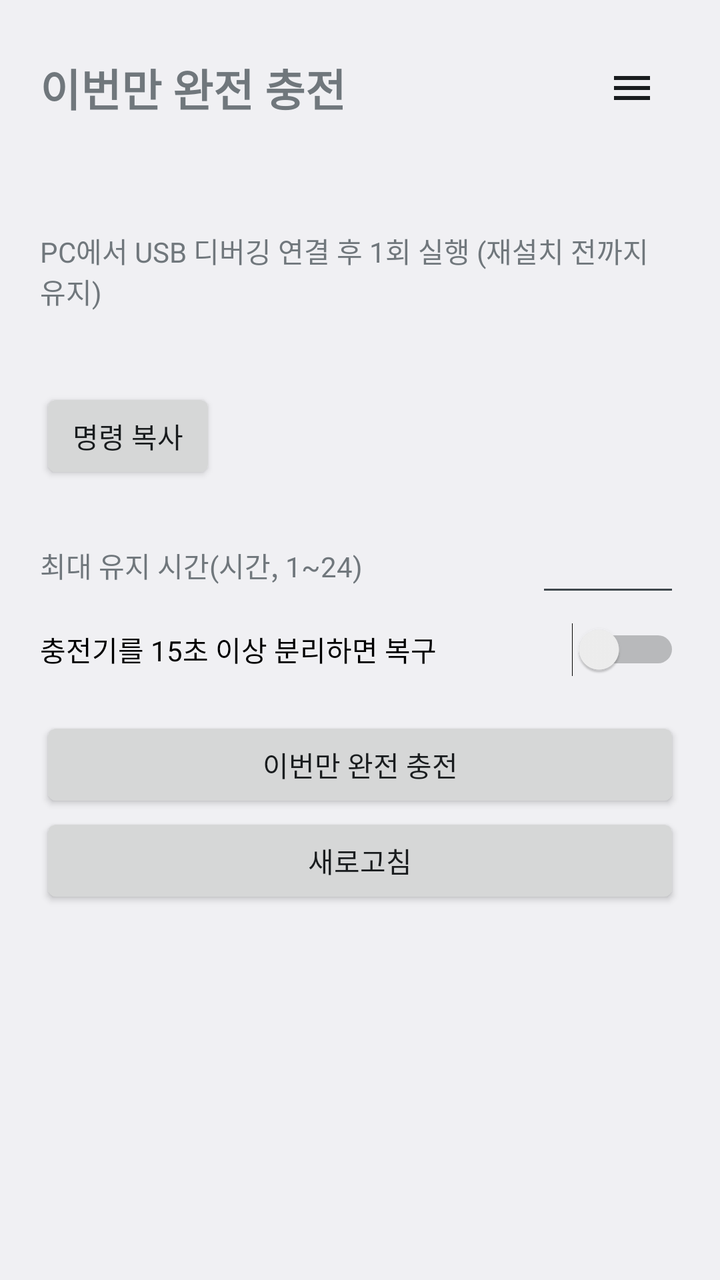
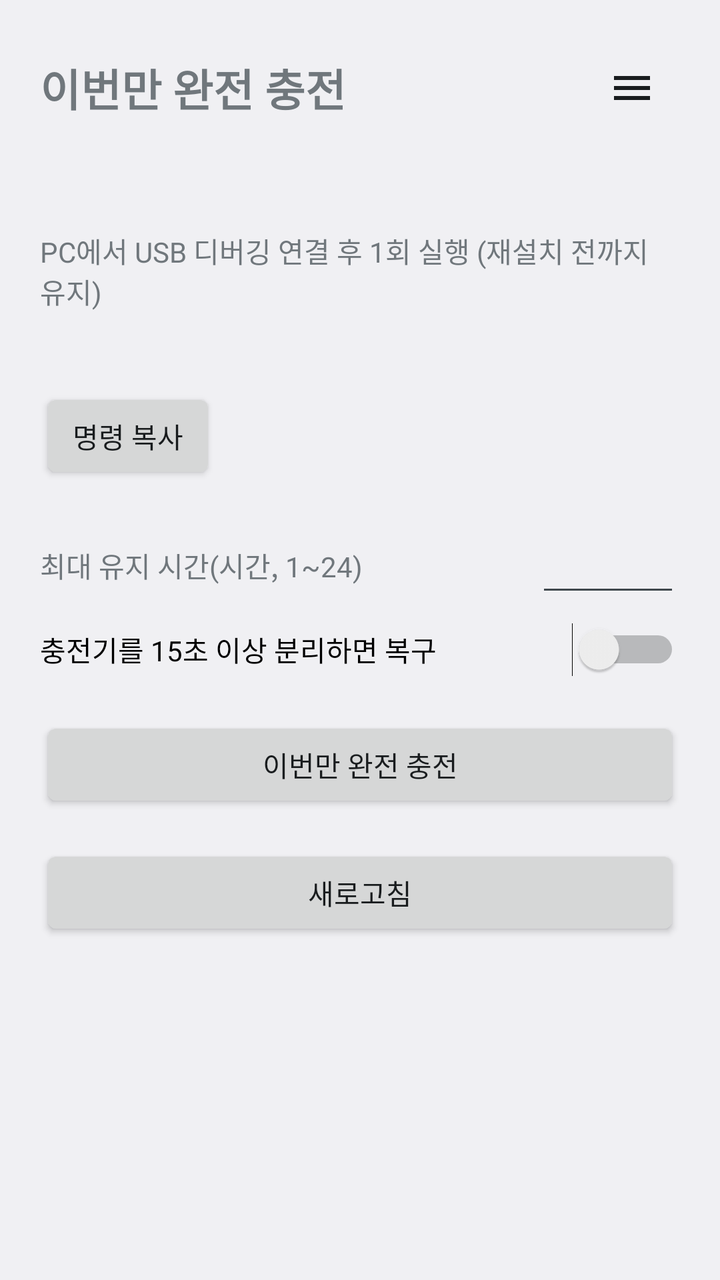

Two renders of the same Android screen: before a commit and after it. Below are the layout's source before the change and the commit's diff.
<!-- AndroidManifest.xml: application theme android:Theme.DeviceDefault.DayNight -->
<!-- res/layout/activity_main.xml -->
<?xml version="1.0" encoding="utf-8"?>
<ScrollView xmlns:android="http://schemas.android.com/apk/res/android"
    android:layout_width="match_parent"
    android:layout_height="match_parent"
    android:fitsSystemWindows="true">

    <LinearLayout
        android:layout_width="match_parent"
        android:layout_height="wrap_content"
        android:orientation="vertical"
        android:padding="20dp">

        <LinearLayout
            android:layout_width="match_parent"
            android:layout_height="wrap_content"
            android:gravity="center_vertical"
            android:orientation="horizontal">

            <TextView
                android:layout_width="0dp"
                android:layout_height="wrap_content"
                android:layout_weight="1"
                android:text="@string/app_name"
                android:textSize="22sp"
                android:textStyle="bold" />

            
            <ImageButton
                android:id="@+id/menu"
                android:layout_width="48dp"
                android:layout_height="48dp"
                android:background="?android:attr/selectableItemBackgroundBorderless"
                android:contentDescription="메뉴"
                android:src="@drawable/ic_menu" />
        </LinearLayout>

        <TextView
            android:id="@+id/status"
            android:layout_width="match_parent"
            android:layout_height="wrap_content"
            android:layout_marginTop="12dp"
            android:lineSpacingExtra="4dp"
            android:textIsSelectable="true" />

        <LinearLayout
            android:id="@+id/perm_box"
            android:layout_width="match_parent"
            android:layout_height="wrap_content"
            android:layout_marginTop="16dp"
            android:orientation="vertical">

            <TextView
                android:layout_width="match_parent"
                android:layout_height="wrap_content"
                android:text="PC에서 USB 디버깅 연결 후 1회 실행 (재설치 전까지 유지)" />

            <TextView
                android:id="@+id/adb_cmd"
                android:layout_width="match_parent"
                android:layout_height="wrap_content"
                android:layout_marginTop="6dp"
                android:fontFamily="monospace"
                android:padding="8dp"
                android:textIsSelectable="true"
                android:textSize="12sp" />

            <Button
                android:id="@+id/copy"
                android:layout_width="wrap_content"
                android:layout_height="wrap_content"
                android:text="명령 복사" />
        </LinearLayout>

        <LinearLayout
            android:layout_width="match_parent"
            android:layout_height="wrap_content"
            android:layout_marginTop="20dp"
            android:gravity="center_vertical"
            android:orientation="horizontal">

            <TextView
                android:layout_width="0dp"
                android:layout_height="wrap_content"
                android:layout_weight="1"
                android:text="최대 유지 시간(시간, 1~24)" />

            <EditText
                android:id="@+id/hours"
                android:layout_width="72dp"
                android:layout_height="wrap_content"
                android:gravity="center"
                android:inputType="number"
                android:maxLength="2" />
        </LinearLayout>

        <Switch
            android:id="@+id/unplug"
            android:layout_width="match_parent"
            android:layout_height="wrap_content"
            android:layout_marginTop="8dp"
            android:text="충전기를 15초 이상 분리하면 복구" />

        
        <Button
            android:id="@+id/toggle"
            android:layout_width="match_parent"
            android:layout_height="wrap_content"
            android:layout_marginTop="20dp"
            android:text="이번만 완전 충전" />

        <Button
            android:id="@+id/refresh"
            android:layout_width="match_parent"
            android:layout_height="wrap_content"
            android:text="새로고침" />
    </LinearLayout>
</ScrollView>
<!-- resources referenced by this layout -->
<resources>
  <!-- drawable ic_menu (drawable) -->
  <?xml version="1.0" encoding="utf-8"?>
  <vector xmlns:android="http://schemas.android.com/apk/res/android"
      android:width="24dp" android:height="24dp"
      android:viewportWidth="24" android:viewportHeight="24"
      android:tint="?android:attr/textColorPrimary">
      <path android:fillColor="#FFFFFFFF" android:pathData="M3,6h18v2H3zM3,11h18v2H3zM3,16h18v2H3z" />
  </vector>
  <string name="app_name">이번만 완전 충전</string>
</resources>

<!-- the commit's change to res/layout/activity_main.xml (unified diff, before → after) -->
@@ -112,6 +112,7 @@
             android:id="@+id/refresh"
             android:layout_width="match_parent"
             android:layout_height="wrap_content"
+            android:layout_marginTop="16dp"
             android:text="새로고침" />
     </LinearLayout>
 </ScrollView>
